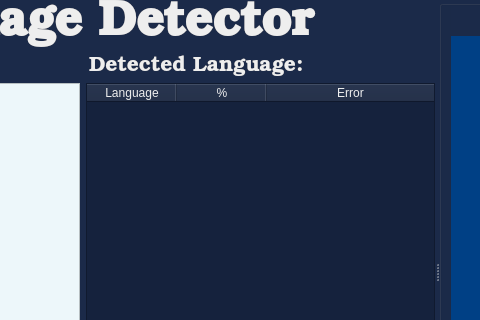
Qt form src/design.ui (shaoruu/language-detector) before a commit; both pictures show x 275 to 755 and y 0 to 320 of the 1000 by 550 pixel window.
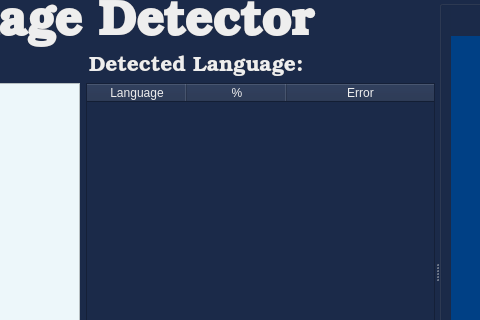
The same form after that commit.

Commit message: fix: reset table

Patch:
```diff
--- a/src/design.ui
+++ b/src/design.ui
@@ -156,53 +156,25 @@
           <item>
            <widget class="QTableWidget" name="languagesTable">
             <property name="styleSheet">
-             <string notr="true">color: rgb(238, 238, 238);
-background-color: rgb(21, 34, 61);</string>
+             <string notr="true">color: rgb(238, 238, 238);</string>
             </property>
-            <property name="editTriggers">
-             <set>QAbstractItemView::NoEditTriggers</set>
-            </property>
-            <property name="alternatingRowColors">
-             <bool>false</bool>
-            </property>
-            <property name="textElideMode">
-             <enum>Qt::ElideRight</enum>
-            </property>
-            <attribute name="horizontalHeaderCascadingSectionResizes">
-             <bool>false</bool>
-            </attribute>
-            <attribute name="horizontalHeaderDefaultSectionSize">
-             <number>90</number>
-            </attribute>
             <attribute name="horizontalHeaderStretchLastSection">
              <bool>true</bool>
             </attribute>
-            <attribute name="verticalHeaderStretchLastSection">
-             <bool>false</bool>
-            </attribute>
             <column>
              <property name="text">
               <string>Language</string>
              </property>
-             <property name="textAlignment">
-              <set>AlignCenter</set>
-             </property>
             </column>
             <column>
              <property name="text">
               <string>%</string>
              </property>
-             <property name="textAlignment">
-              <set>AlignCenter</set>
-             </property>
             </column>
             <column>
              <property name="text">
               <string>Error</string>
              </property>
-             <property name="textAlignment">
-              <set>AlignCenter</set>
-             </property>
             </column>
            </widget>
           </item>
```
The commit also changes 1 other file.
